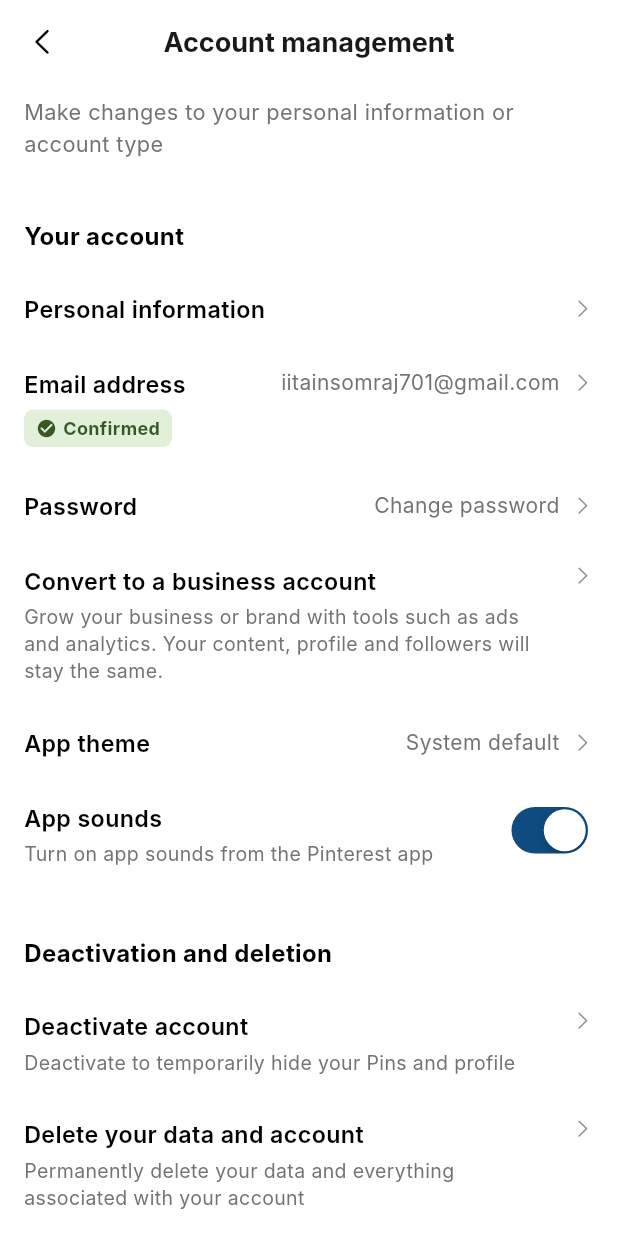
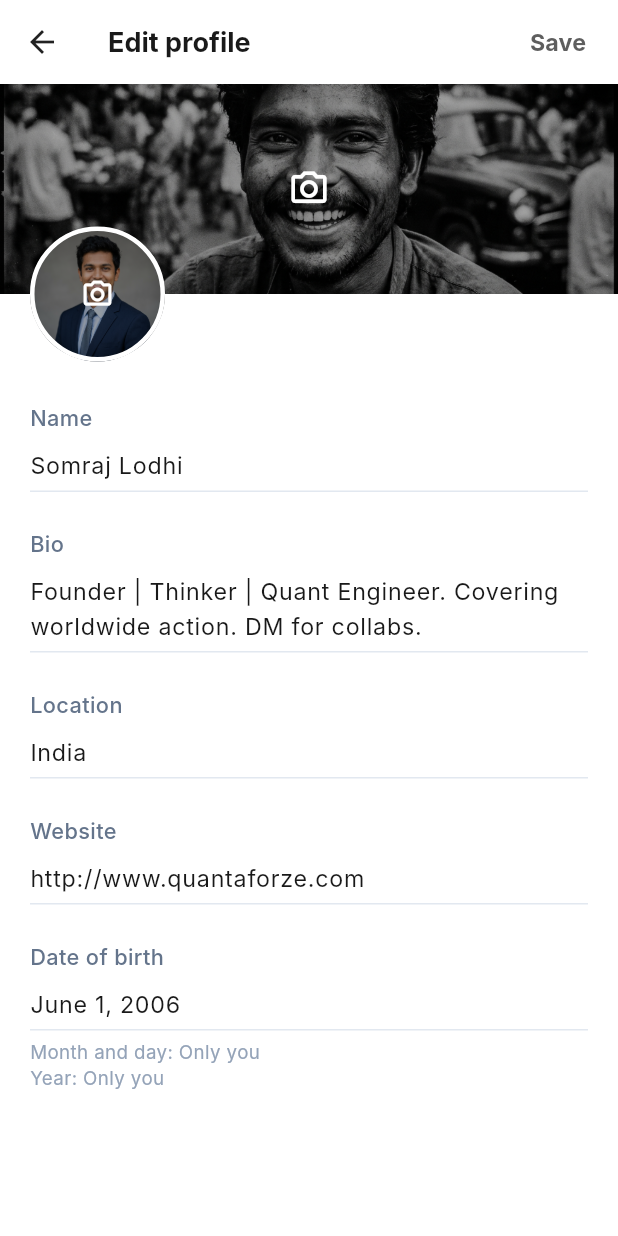
Before and after one commit to somraj-dev/Acadyk, a Flutter app: the SettingsAccountManagementScreen screen opened directly, after a tap on "Personal information", on a phone screen of 412 x 824 dp. Run offline on Flutter 3.47's test engine with Material 3 defaults, Android fonts, the phone set to English and light mode, and no system bars; our stand-ins replace image_picker, supabase_flutter; accounts and stored records are empty; network calls fail; Roboto replaces fonts that are missing (Inter).

Commit message:
feat: add Edit Profile page with dynamic ProfileManager integration to reflect updates everywhere

```diff
--- a/lib/features/profile/presentation/screens/profile_screen.dart
+++ b/lib/features/profile/presentation/screens/profile_screen.dart
@@ -1,6 +1,7 @@
 import 'package:flutter/material.dart';
 import 'package:flutter/cupertino.dart';
 import 'settings_activity_screen.dart';
+import '../services/profile_manager.dart';
 import 'about_account_screen.dart';
 import '../../../feed/presentation/screens/create_startup_screen.dart';
 import '../../../chat/presentation/screens/direct_message_screen.dart';
@@ -132,10 +133,30 @@ class _ProfileScreenState extends State<ProfileScreen> {
   String? _profilePhotoUrl;
   String? _coverPhotoUrl;
 
+  void _onProfileUpdated() {
+    if (mounted) {
+      setState(() {
+        _profileName = ProfileManager.name;
+        _profileBio = ProfileManager.bio;
+        _profileLocation = ProfileManager.location;
+        _profilePhotoUrl = ProfileManager.avatarUrl;
+        _coverPhotoUrl = ProfileManager.bannerUrl;
+      });
+    }
+  }
+
   @override
   void initState() {
     super.initState();
     _loadProfileData();
+    ProfileManager.profileUpdateNotifier.addListener(_onProfileUpdated);
+  }
+
+  @override
+  void dispose() {
+    ProfileManager.profileUpdateNotifier.removeListener(_onProfileUpdated);
+    _scrollController.dispose();
+    super.dispose();
   }
 
   void _loadProfileData() async {
@@ -146,11 +167,13 @@ class _ProfileScreenState extends State<ProfileScreen> {
       _profilePhotoUrl = widget.userData!['avatar'];
       _coverPhotoUrl = widget.userData!['cover_photo_url'];
     } else {
-      _profileName = widget.isOwnProfile ? 'Somraj Lodhi' : 'Tanuj';
+      _profileName = widget.isOwnProfile ? ProfileManager.name : 'ImTanujSingh';
       _profileBio = widget.isOwnProfile
-          ? 'Founder | Thinker | Quant Engineer. Covering worldwide action. DM for collabs.'
+          ? ProfileManager.bio
           : 'Cricket enthusiast 🇮🇳 🏏 Covering worldwide action. Sharing news and passionate commentary on every match. DM for collabs.';
-      _profileLocation = 'India';
+      _profileLocation = widget.isOwnProfile ? ProfileManager.location : 'India';
+      _profilePhotoUrl = widget.isOwnProfile ? ProfileManager.avatarUrl : 'assets/images/young_entrepreneur.jpg';
+      _coverPhotoUrl = widget.isOwnProfile ? ProfileManager.bannerUrl : 'assets/images/young_entrepreneur.jpg';
     }
 
     try {
@@ -261,21 +284,21 @@ class _ProfileScreenState extends State<ProfileScreen> {
 
   Widget _buildProfileHeaderCard() {
     // Resolve dynamic values based on userData or defaults
-    final String name = _profileName ?? (widget.isOwnProfile ? 'Somraj Lodhi' : 'Tanuj');
+    final String name = _profileName ?? (widget.isOwnProfile ? ProfileManager.name : 'ImTanujSingh');
 
     final String username = widget.userData != null
         ? '@${widget.userData!['name'].toString().replaceAll(' ', '')}'
-        : (widget.isOwnProfile ? '@SomrajLodhi' : '@ImTanujSingh');
+        : (widget.isOwnProfile ? '@${ProfileManager.name.replaceAll(' ', '')}' : '@ImTanujSingh');
 
     final String bio = _profileBio ?? (widget.isOwnProfile
-        ? 'Founder | Thinker | Quant Engineer. Covering worldwide action. DM for collabs.'
+        ? ProfileManager.bio
         : 'Cricket enthusiast 🇮🇳 🏏 Covering worldwide action. Sharing news and passionate commentary on every match. DM for collabs.');
 
-    final String location = _profileLocation ?? 'India';
+    final String location = _profileLocation ?? (widget.isOwnProfile ? ProfileManager.location : 'India');
 
     final String avatar = widget.userData != null
         ? widget.userData!['avatar']
-        : (widget.isOwnProfile ? 'assets/images/somraj_avatar.jpg' : 'assets/images/young_entrepreneur.jpg');
+        : (widget.isOwnProfile ? ProfileManager.avatarUrl : 'assets/images/young_entrepreneur.jpg');
 
     const Color textColor = Color(0xFF0F1419);
     const Color textSecondary = Color(0xFF536471);
@@ -325,7 +348,7 @@ class _ProfileScreenState extends State<ProfileScreen> {
                       image: DecorationImage(
                         image: (_coverPhotoUrl != null && _coverPhotoUrl!.isNotEmpty)
                             ? NetworkImage(_coverPhotoUrl!) as ImageProvider
-                            : const AssetImage('assets/images/team_celebration_banner.png'),
+                            : (widget.isOwnProfile ? AssetImage(ProfileManager.bannerUrl) : const AssetImage('assets/images/team_celebration_banner.png')) as ImageProvider,
                         fit: BoxFit.cover,
                       ),
                     ),
--- a/lib/features/profile/presentation/screens/settings_account_management_screen.dart
+++ b/lib/features/profile/presentation/screens/settings_account_management_screen.dart
@@ -1,5 +1,6 @@
 import 'package:flutter/material.dart';
 import 'package:flutter/cupertino.dart';
+import 'settings_edit_profile_screen.dart';
 
 class SettingsAccountManagementScreen extends StatefulWidget {
   const SettingsAccountManagementScreen({super.key});
@@ -60,6 +61,11 @@ class _SettingsAccountManagementScreenState extends State<SettingsAccountManagem
                 _buildSectionHeader('Your account'),
                 _buildPinterestTile(
                   title: 'Personal information',
+                  onTap: () {
+                    Navigator.of(context).push(
+                      MaterialPageRoute(builder: (_) => const SettingsEditProfileScreen()),
+                    );
+                  },
                 ),
                 _buildEmailTile(
                   title: 'Email address',
--- /dev/null
+++ b/lib/features/profile/presentation/screens/settings_edit_profile_screen.dart
@@ -0,0 +1,248 @@
+import 'package:flutter/material.dart';
+import '../services/profile_manager.dart';
+
+class SettingsEditProfileScreen extends StatefulWidget {
+  const SettingsEditProfileScreen({super.key});
+
+  @override
+  State<SettingsEditProfileScreen> createState() => _SettingsEditProfileScreenState();
+}
+
+class _SettingsEditProfileScreenState extends State<SettingsEditProfileScreen> {
+  late TextEditingController _nameCtrl;
+  late TextEditingController _bioCtrl;
+  late TextEditingController _locationCtrl;
+  late TextEditingController _websiteCtrl;
+  late TextEditingController _dobCtrl;
+
+  @override
+  void initState() {
+    super.initState();
+    _nameCtrl = TextEditingController(text: ProfileManager.name);
+    _bioCtrl = TextEditingController(text: ProfileManager.bio);
+    _locationCtrl = TextEditingController(text: ProfileManager.location);
+    _websiteCtrl = TextEditingController(text: ProfileManager.website);
+    _dobCtrl = TextEditingController(text: ProfileManager.dateOfBirth);
+  }
+
+  @override
+  void dispose() {
+    _nameCtrl.dispose();
+    _bioCtrl.dispose();
+    _locationCtrl.dispose();
+    _websiteCtrl.dispose();
+    _dobCtrl.dispose();
+    super.dispose();
+  }
+
+  void _saveProfile() {
+    ProfileManager.updateProfile(
+      newName: _nameCtrl.text.trim(),
+      newBio: _bioCtrl.text.trim(),
+      newLocation: _locationCtrl.text.trim(),
+      newWebsite: _websiteCtrl.text.trim(),
+      newDateOfBirth: _dobCtrl.text.trim(),
+    );
+    Navigator.of(context).pop();
+  }
+
+  @override
+  Widget build(BuildContext context) {
+    const bgColor = Colors.white;
+
+    return Scaffold(
+      backgroundColor: bgColor,
+      appBar: AppBar(
+        backgroundColor: bgColor,
+        elevation: 0,
+        scrolledUnderElevation: 0,
+        leading: IconButton(
+          icon: const Icon(Icons.arrow_back, color: Colors.black87, size: 24),
+          onPressed: () => Navigator.of(context).pop(),
+        ),
+        title: const Text(
+          'Edit profile',
+          style: TextStyle(
+            color: Color(0xFF191919),
+            fontWeight: FontWeight.bold,
+            fontSize: 18,
+          ),
+        ),
+        centerTitle: false,
+        actions: [
+          TextButton(
+            onPressed: _saveProfile,
+            child: const Text(
+              'Save',
+              style: TextStyle(
+                color: Color(0xFF5E5E5E),
+                fontWeight: FontWeight.bold,
+                fontSize: 15.5,
+              ),
+            ),
+          ),
+          const SizedBox(width: 8),
+        ],
+      ),
+      body: SafeArea(
+        child: SingleChildScrollView(
+          child: Column(
+            crossAxisAlignment: CrossAxisAlignment.start,
+            children: [
+              // Banner and Avatar Stack
+              Stack(
+                clipBehavior: Clip.none,
+                children: [
+                  // Banner Area
+                  Container(
+                    width: double.infinity,
+                    height: 140,
+                    decoration: BoxDecoration(
+                      color: Colors.black,
+                      image: DecorationImage(
+                        image: AssetImage(ProfileManager.bannerUrl),
+                        fit: BoxFit.cover,
+                        colorFilter: ColorFilter.mode(
+                          Colors.black.withValues(alpha: 0.35),
+                          BlendMode.srcOver,
+                        ),
+                      ),
+                    ),
+                    child: Center(
+                      child: IconButton(
+                        icon: const Icon(Icons.camera_alt_outlined, color: Colors.white, size: 28),
+                        onPressed: () {},
+                      ),
+                    ),
+                  ),
+                  // Avatar Area overlapping the banner
+                  Positioned(
+                    bottom: -45,
+                    left: 20,
+                    child: Stack(
+                      alignment: Alignment.center,
+                      children: [
+                        Container(
+                          width: 90,
+                          height: 90,
+                          decoration: BoxDecoration(
+                            shape: BoxShape.circle,
+                            border: Border.all(color: Colors.white, width: 3),
+                            image: DecorationImage(
+                              image: AssetImage(ProfileManager.avatarUrl),
+                              fit: BoxFit.cover,
+                              colorFilter: ColorFilter.mode(
+                                Colors.black.withValues(alpha: 0.35),
+                                BlendMode.srcOver,
+                              ),
+                            ),
+                          ),
+                        ),
+                        IconButton(
+                          icon: const Icon(Icons.camera_alt_outlined, color: Colors.white, size: 22),
+                          onPressed: () {},
+                        ),
+                      ],
+                    ),
+                  ),
+                ],
+              ),
+              const SizedBox(height: 60),
+
+              // Form fields
+              Padding(
+                padding: const EdgeInsets.symmetric(horizontal: 20.0),
+                child: Column(
+                  crossAxisAlignment: CrossAxisAlignment.start,
+                  children: [
+                    _buildFormInputField(
+                      label: 'Name',
+                      controller: _nameCtrl,
+                    ),
+                    _buildFormInputField(
+                      label: 'Bio',
+                      controller: _bioCtrl,
+                      maxLines: null,
+                    ),
+                    _buildFormInputField(
+                      label: 'Location',
+                      controller: _locationCtrl,
+                    ),
+                    _buildFormInputField(
+                      label: 'Website',
+                      controller: _websiteCtrl,
+                    ),
+                    _buildFormInputField(
+                      label: 'Date of birth',
+                      controller: _dobCtrl,
+                      subtitle: 'Month and day: Only you\nYear: Only you',
+                    ),
+                    const SizedBox(height: 32),
+                  ],
+                ),
+              ),
+            ],
+          ),
+        ),
+      ),
+    );
+  }
+
+  Widget _buildFormInputField({
+    required String label,
+    required TextEditingController controller,
+    String? subtitle,
+    int? maxLines = 1,
+  }) {
+    return Padding(
+      padding: const EdgeInsets.symmetric(vertical: 12.0),
+      child: Column(
+        crossAxisAlignment: CrossAxisAlignment.start,
+        children: [
+          Text(
+            label,
+            style: const TextStyle(
+              fontSize: 14.5,
+              color: Color(0xFF64748B),
+              fontWeight: FontWeight.w500,
+            ),
+          ),
+          const SizedBox(height: 4),
+          TextField(
+            controller: controller,
+            maxLines: maxLines,
+            style: const TextStyle(
+              fontSize: 15.5,
+              color: Color(0xFF191919),
+              fontWeight: FontWeight.w400,
+            ),
+            decoration: const InputDecoration(
+              isDense: true,
+              contentPadding: EdgeInsets.symmetric(vertical: 6),
+              border: UnderlineInputBorder(
+                borderSide: BorderSide(color: Color(0xFFE2E8F0), width: 1),
+              ),
+              enabledBorder: UnderlineInputBorder(
+                borderSide: BorderSide(color: Color(0xFFE2E8F0), width: 1),
+              ),
+              focusedBorder: UnderlineInputBorder(
+                borderSide: BorderSide(color: Color(0xFF0073B1), width: 1.5),
+              ),
+            ),
+          ),
+          if (subtitle != null) ...[
+            const SizedBox(height: 6),
+            Text(
+              subtitle,
+              style: const TextStyle(
+                fontSize: 12.5,
+                color: Color(0xFF94A3B8),
+                height: 1.35,
+              ),
+            ),
+          ],
+        ],
+      ),
+    );
+  }
+}
--- /dev/null
+++ b/lib/features/profile/presentation/services/profile_manager.dart
@@ -0,0 +1,34 @@
+import 'package:flutter/material.dart';
+
+class ProfileManager {
+  static String name = 'Somraj Lodhi';
+  static String bio = 'Founder | Thinker | Quant Engineer. Covering worldwide action. DM for collabs.';
+  static String location = 'India';
+  static String website = 'http://www.quantaforze.com';
+  static String dateOfBirth = 'June 1, 2006';
+  static String avatarUrl = 'assets/images/somraj_avatar.jpg';
+  static String bannerUrl = 'assets/images/young_entrepreneur.jpg'; // Default banner asset
+
+  static final ValueNotifier<bool> profileUpdateNotifier = ValueNotifier<bool>(false);
+
+  static void updateProfile({
+    required String newName,
+    required String newBio,
+    required String newLocation,
+    required String newWebsite,
+    required String newDateOfBirth,
+    String? newAvatar,
+    String? newBanner,
+  }) {
+    name = newName;
+    bio = newBio;
+    location = newLocation;
+    website = newWebsite;
+    dateOfBirth = newDateOfBirth;
+    if (newAvatar != null) avatarUrl = newAvatar;
+    if (newBanner != null) bannerUrl = newBanner;
+
+    // Trigger listeners across the app
+    profileUpdateNotifier.value = !profileUpdateNotifier.value;
+  }
+}
```
